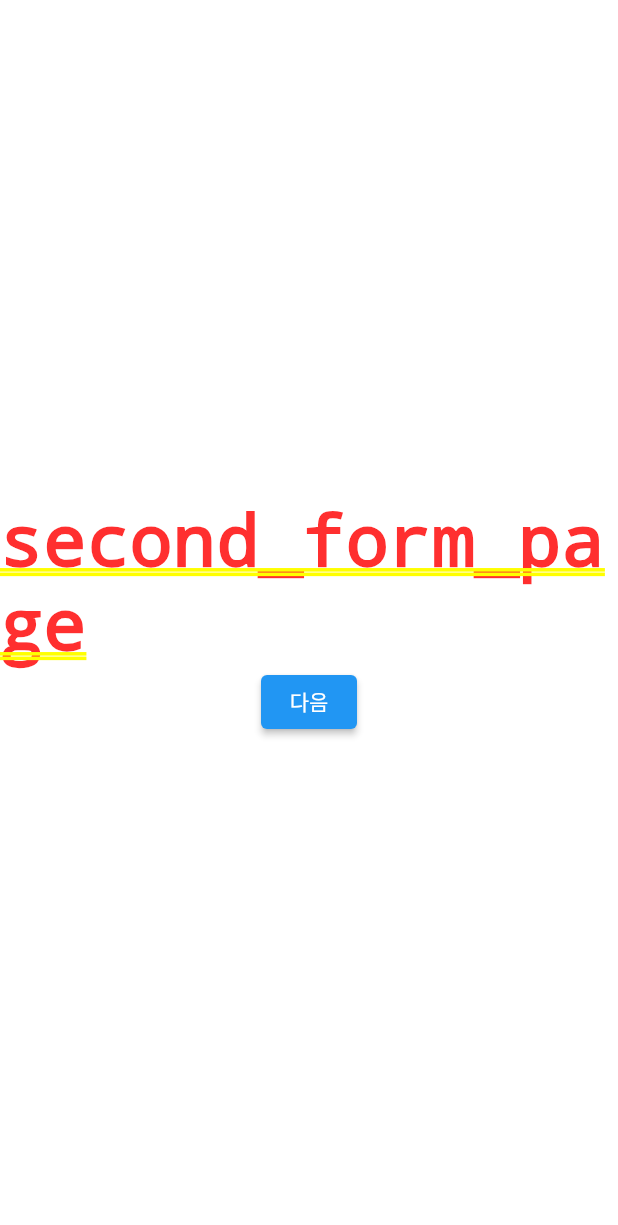
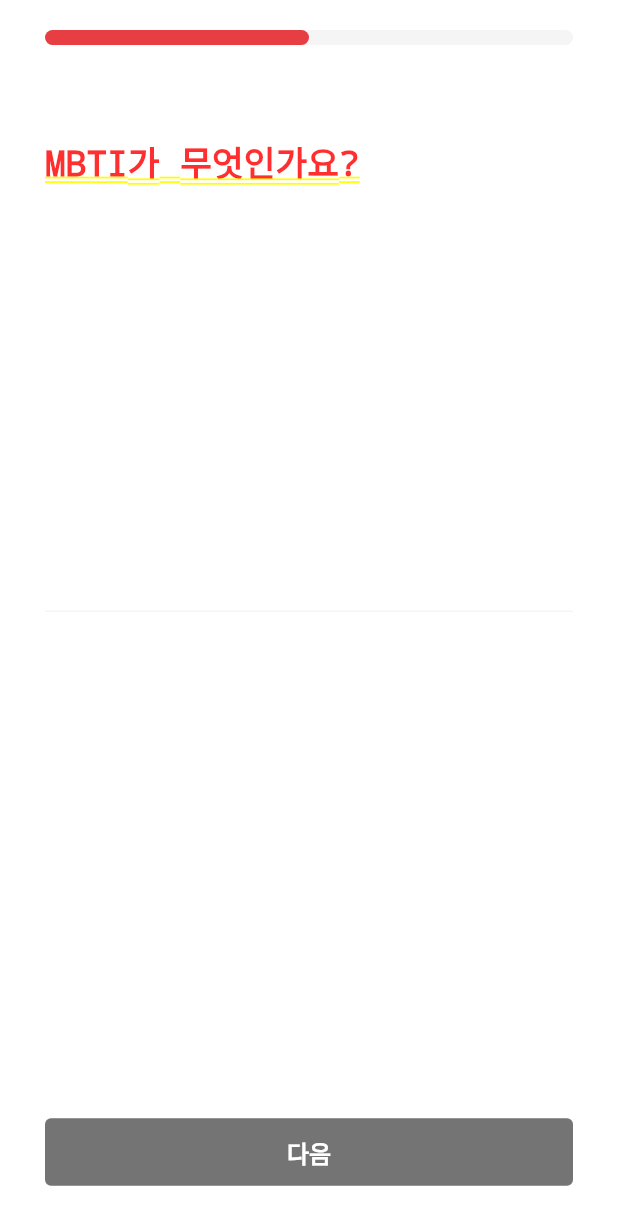
Before and after one commit to TraviTago/tago-app, a Flutter app: the SecondFormScreen screen opened by its route, on a phone screen of 412 x 824 dp. Shown: the top 1225 px of the screen. Run offline on Flutter 3.47's test engine with Material 2 defaults, Android fonts, the phone set to English and light mode, and no system bars; our stand-ins replace flutter_riverpod, go_router.

Commit message:
feat: 두번째 입력화면 구현 (#4)

```diff
--- a/lib/form/view/second_from_screen.dart
+++ b/lib/form/view/second_from_screen.dart
@@ -1,25 +1,145 @@
 import 'package:flutter/material.dart';
 import 'package:go_router/go_router.dart';
+import 'package:tago_app/common/const/colors.dart';
 import 'package:tago_app/common/layout/default_layout.dart';
+import 'package:tago_app/form/component/progress_bar.dart';
 
-class SecondFormScreen extends StatelessWidget {
+class SecondFormScreen extends StatefulWidget {
   static String get routeName => 'form2';
 
-  const SecondFormScreen({super.key});
+  const SecondFormScreen({Key? key}) : super(key: key);
+
+  @override
+  _SecondFormScreenState createState() => _SecondFormScreenState();
+}
+
+class _SecondFormScreenState extends State<SecondFormScreen> {
+  final List<TextEditingController> _controllers = List.generate(
+    4,
+    (_) => TextEditingController(),
+  );
+
+  @override
+  void dispose() {
+    for (var controller in _controllers) {
+      controller.dispose();
+    }
+    super.dispose();
+  }
+
+  Future<void> _showOptions(int index, List<String> options) async {
+    final selected = await showModalBottomSheet<String>(
+      context: context,
+      builder: (context) => ListView(
+        children: options.map((option) {
+          return ListTile(
+            title: Text(option),
+            onTap: () {
+              Navigator.pop(context, option);
+            },
+          );
+        }).toList(),
+      ),
+    );
+
+    if (selected != null) {
+      _controllers[index].text = selected;
+    }
+  }
 
   @override
   Widget build(BuildContext context) {
+    final options = [
+      ['E', 'I'],
+      ['N', 'S'],
+      ['T', 'F'],
+      ['P', 'J'],
+    ];
+
     return DefaultLayout(
-      child: Center(
-        child: Column(
-          mainAxisAlignment: MainAxisAlignment.center,
-          children: [
-            const Text('second_form_page'),
-            ElevatedButton(
-              onPressed: () => context.go('/form3'),
-              child: const Text('다음'),
-            )
-          ],
+      child: SafeArea(
+        top: true,
+        bottom: true,
+        child: Padding(
+          padding: const EdgeInsets.symmetric(horizontal: 30.0, vertical: 20.0),
+          child: Column(
+            mainAxisAlignment: MainAxisAlignment.spaceBetween,
+            crossAxisAlignment: CrossAxisAlignment.start,
+            children: [
+              const ProgressBar(
+                begin_percentage: 0.25,
+                end_percentage: 0.5,
+              ),
+              const SizedBox(
+                height: 60.0,
+              ),
+              const Text(
+                'MBTI가 무엇인가요?',
+                style: TextStyle(fontSize: 23.0, fontWeight: FontWeight.w700),
+              ),
+              Expanded(
+                child: Row(
+                  children: List.generate(
+                    _controllers.length,
+                    (index) => Flexible(
+                      child: TextField(
+                        controller: _controllers[index],
+                        readOnly: true,
+                        textAlign: TextAlign.center,
+                        decoration: InputDecoration(
+                          enabledBorder: UnderlineInputBorder(
+                            borderSide: BorderSide(
+                              color: _controllers[index].text.isNotEmpty
+                                  ? PRIMARY_COLOR
+                                  : LABEL_BG_COLOR,
+                            ),
+                          ),
+                          focusedBorder: UnderlineInputBorder(
+                            borderSide: BorderSide(
+                              color: _controllers[index].text.isNotEmpty
+                                  ? PRIMARY_COLOR
+                                  : LABEL_BG_COLOR,
+                            ),
+                          ),
+                        ),
+                        style: TextStyle(
+                          color: _controllers[index].text.isNotEmpty
+                              ? PRIMARY_COLOR
+                              : LABEL_TEXT_COLOR,
+                        ),
+                        onTap: () {
+                          _showOptions(index, options[index]);
+                        },
+                      ),
+                    ),
+                  ),
+                ),
+              ),
+              const SizedBox(
+                height: 100.0,
+              ),
+              Padding(
+                padding: const EdgeInsets.only(bottom: 12.0),
+                child: ElevatedButton(
+                  style: ButtonStyle(
+                    minimumSize: MaterialStateProperty.all<Size>(
+                        Size(MediaQuery.of(context).size.width, 45)),
+                    elevation: MaterialStateProperty.all(0),
+                    backgroundColor: MaterialStateProperty.all(BUTTON_BG_COLOR),
+                    foregroundColor: MaterialStateProperty.all(Colors.white),
+                  ),
+                  onPressed: () => context.go('/form3'),
+                  child: const Text(
+                    '다음',
+                    style: TextStyle(
+                        color: Colors.white,
+                        fontWeight: FontWeight.w700,
+                        fontSize: 16.0),
+                  ),
+                ),
+              )
+            ],
+          ),
         ),
       ),
     );
```
